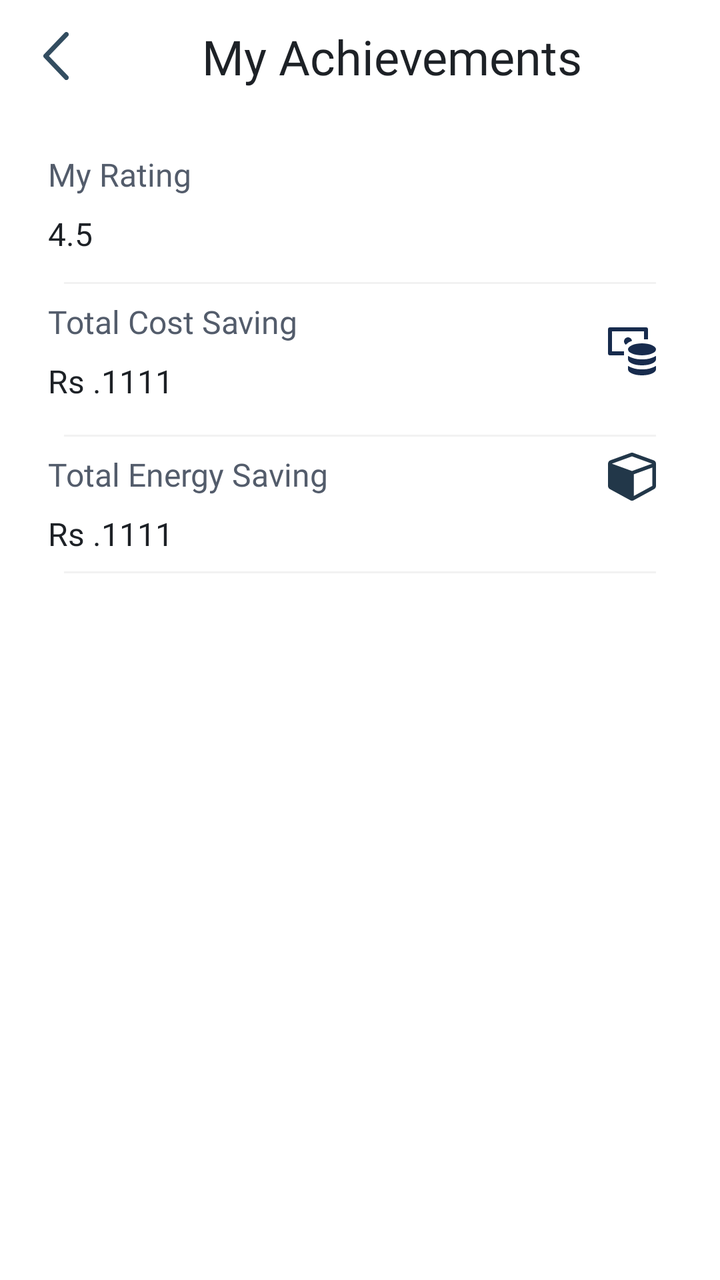
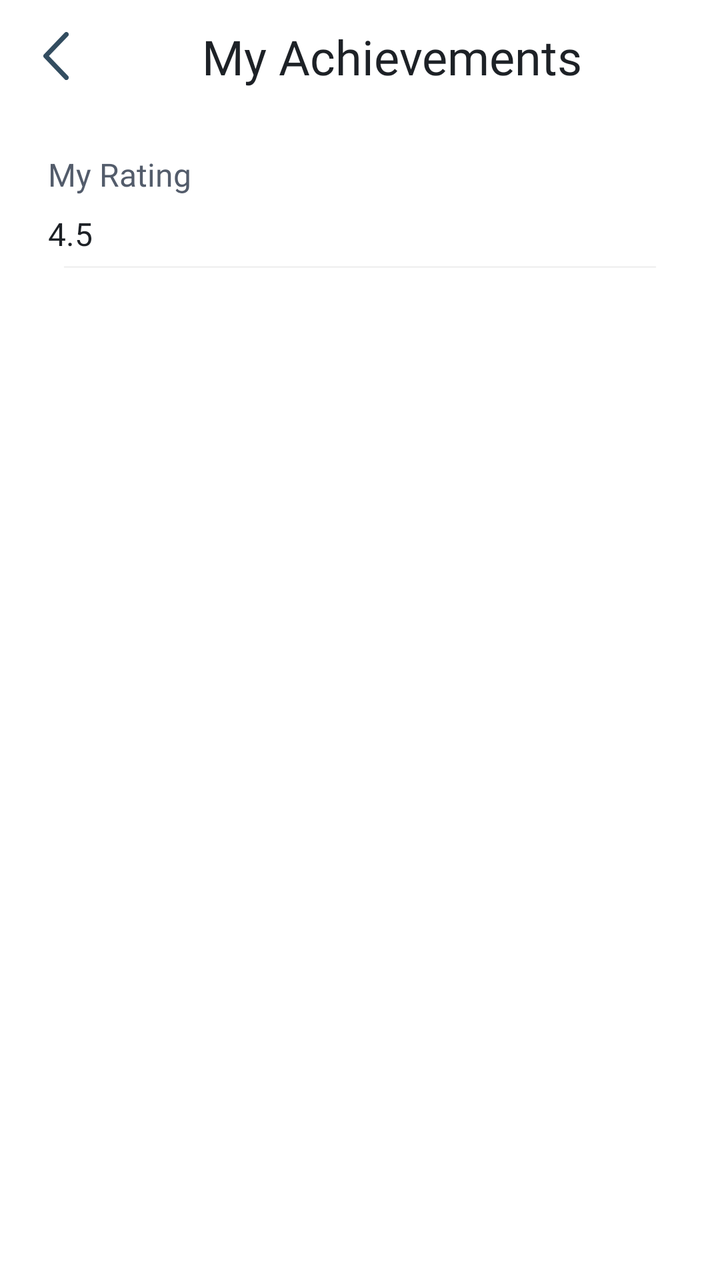

Screens rendered from an Android XML layout before and after an edit, with the pre-edit source and the edit as a unified diff.
<!-- AndroidManifest.xml: activity theme Theme.AbraaKaDabraa.NoActionBar -->
<!-- res/layout/activity_my_achievements.xml -->
<?xml version="1.0" encoding="utf-8"?>
<androidx.constraintlayout.widget.ConstraintLayout xmlns:tools="http://schemas.android.com/tools"
    android:id="@+id/constraintLayout4"
    android:layout_width="match_parent"
    android:layout_height="match_parent"
    android:elevation="8dp"
    android:background="@color/white"

    app:layout_constraintEnd_toEndOf="parent"
    app:layout_constraintStart_toStartOf="parent"
    app:layout_constraintTop_toTopOf="parent"
    xmlns:android="http://schemas.android.com/apk/res/android"
    xmlns:app="http://schemas.android.com/apk/res-auto">

    <ImageView
        android:id="@+id/ivBack"
        android:layout_width="24dp"
        android:layout_height="24dp"
        android:layout_marginStart="16dp"
        android:layout_marginTop="16dp"
        app:layout_constraintStart_toStartOf="parent"
        app:layout_constraintTop_toTopOf="parent"
        app:srcCompat="@drawable/ic_back_arrow" />

    <TextView
        android:id="@+id/textView82"
        android:layout_width="0dp"
        android:layout_height="wrap_content"
        android:layout_marginStart="16dp"
        android:layout_marginEnd="24dp"
        android:fontFamily="@font/montserrat_bold"
        android:gravity="center"
        android:text="My Achievements"
        android:textColor="#1D2126"
        android:textSize="24sp"
        app:layout_constraintBottom_toBottomOf="@+id/ivBack"
        app:layout_constraintEnd_toEndOf="parent"
        app:layout_constraintStart_toEndOf="@+id/ivBack"
        app:layout_constraintTop_toTopOf="@+id/ivBack" />

    <TextView
        android:id="@+id/textView88"
        android:layout_width="wrap_content"
        android:layout_height="wrap_content"
        android:layout_marginStart="24dp"
        android:layout_marginTop="32dp"
        android:text="My Rating"
        android:textColor="@color/title_color"
        android:fontFamily="@font/montserrat_bold"
        android:textSize="16sp"
        app:layout_constraintStart_toStartOf="parent"
        app:layout_constraintTop_toBottomOf="@+id/textView82" />

    <TextView
        android:id="@+id/myRatingTxt"
        android:layout_width="wrap_content"
        android:layout_height="19dp"
        android:layout_marginTop="8dp"
        android:fontFamily="@font/montserrat_medium"
        android:text="4.5"
        android:textColor="@color/sub_text_color"
        android:textSize="@dimen/sp_16"
        app:layout_constraintEnd_toEndOf="@+id/textView88"
        app:layout_constraintHorizontal_bias="0.0"
        app:layout_constraintStart_toStartOf="@+id/textView88"
        app:layout_constraintTop_toBottomOf="@+id/textView88" />

    <androidx.recyclerview.widget.RecyclerView
        android:id="@+id/imageView28"
        android:layout_width="0dp"
        android:layout_height="32dp"
        android:layout_marginStart="18dp"
        android:layout_marginTop="30dp"
        app:layout_constraintEnd_toEndOf="parent"
        app:layout_constraintStart_toEndOf="@+id/textView88"
        app:layout_constraintTop_toBottomOf="@+id/textView82"
        app:srcCompat="@drawable/dummy_stars" />

    <androidx.constraintlayout.widget.ConstraintLayout
        android:id="@+id/constraintLayout5"
        android:layout_width="match_parent"
        android:layout_height="wrap_content"
        android:layout_marginTop="8dp"
        app:layout_constraintEnd_toEndOf="parent"
        app:layout_constraintHorizontal_bias="0.0"
        app:layout_constraintStart_toStartOf="parent"
        app:layout_constraintTop_toBottomOf="@+id/myRatingTxt">

        <TextView
            android:id="@+id/textView87"
            android:layout_width="0dp"
            android:layout_height="1dp"
            android:layout_marginStart="32dp"
            android:layout_marginTop="8dp"
            android:layout_marginEnd="32dp"
            android:background="#F2F2F2"
            app:layout_constraintEnd_toEndOf="parent"
            app:layout_constraintStart_toStartOf="parent"
            app:layout_constraintTop_toTopOf="parent" />

        <TextView
            android:id="@+id/textView90"
            android:layout_width="wrap_content"
            android:layout_height="wrap_content"
            android:layout_marginStart="24dp"
            android:layout_marginTop="8dp"
            android:text="Total Cost Saving"
            android:textColor="@color/title_color"
            android:fontFamily="@font/montserrat_bold"
            android:textSize="@dimen/sp_16"
            app:layout_constraintStart_toStartOf="parent"
            app:layout_constraintTop_toBottomOf="@+id/textView87" />

        <TextView
            android:id="@+id/costSavingTxt"
            android:layout_width="wrap_content"
            android:layout_height="wrap_content"
            android:layout_marginTop="8dp"
            android:fontFamily="@font/montserrat_medium"
            android:text="Rs .1111"
            android:textSize="@dimen/sp_16"
            android:textColor="@color/sub_text_color"
            app:layout_constraintEnd_toEndOf="@+id/textView90"
            app:layout_constraintHorizontal_bias="0.0"
            app:layout_constraintStart_toStartOf="@+id/textView90"
            app:layout_constraintTop_toBottomOf="@+id/textView90" />

        <ImageView
            android:id="@+id/imageView29"
            android:layout_width="wrap_content"
            android:layout_height="wrap_content"
            android:layout_marginEnd="32dp"
            app:layout_constraintBottom_toBottomOf="@+id/costSavingTxt"
            app:layout_constraintEnd_toEndOf="parent"
            app:layout_constraintTop_toTopOf="@+id/textView90"
            app:srcCompat="@drawable/ic_cost_saving_icon" />
    </androidx.constraintlayout.widget.ConstraintLayout>

    <androidx.constraintlayout.widget.ConstraintLayout
        android:id="@+id/constraintLayout6"
        android:layout_width="match_parent"
        android:layout_height="wrap_content"
        android:layout_marginTop="8dp"
        app:layout_constraintEnd_toEndOf="parent"
        app:layout_constraintHorizontal_bias="0.0"
        app:layout_constraintStart_toStartOf="parent"
        app:layout_constraintTop_toBottomOf="@+id/constraintLayout5">

        <TextView
            android:id="@+id/textView871"
            android:layout_width="0dp"
            android:layout_height="1dp"
            android:layout_marginStart="32dp"
            android:layout_marginTop="8dp"
            android:layout_marginEnd="32dp"
            android:background="#F2F2F2"
            app:layout_constraintEnd_toEndOf="parent"
            app:layout_constraintStart_toStartOf="parent"
            app:layout_constraintTop_toTopOf="parent" />

        <TextView
            android:id="@+id/textView901"
            android:layout_width="wrap_content"
            android:layout_height="wrap_content"
            android:layout_marginStart="24dp"
            android:layout_marginTop="8dp"
            android:text="Total Energy Saving"
            android:textColor="@color/title_color"
            android:fontFamily="@font/montserrat_bold"
            android:textSize="@dimen/sp_16"
            app:layout_constraintStart_toStartOf="parent"
            app:layout_constraintTop_toBottomOf="@+id/textView871" />

        <TextView
            android:id="@+id/energySaving"
            android:layout_width="wrap_content"
            android:layout_height="wrap_content"
            android:layout_marginTop="8dp"
            android:fontFamily="@font/montserrat_medium"
            android:text="Rs .1111"
            android:textSize="@dimen/sp_16"
            android:textColor="@color/sub_text_color"
            app:layout_constraintEnd_toEndOf="@+id/textView901"
            app:layout_constraintHorizontal_bias="0.0"
            app:layout_constraintStart_toStartOf="@+id/textView901"
            app:layout_constraintTop_toBottomOf="@+id/textView901" />

        <ImageView
            android:id="@+id/imageView291"
            android:layout_width="wrap_content"
            android:layout_height="wrap_content"
            android:layout_marginEnd="32dp"
            app:layout_constraintEnd_toEndOf="parent"
            app:layout_constraintTop_toTopOf="@+id/textView901"
            app:srcCompat="@drawable/ic_energy_saving_icon" />
    </androidx.constraintlayout.widget.ConstraintLayout>

    <TextView
        android:id="@+id/textView8712"
        android:layout_width="0dp"
        android:layout_height="1dp"
        android:layout_marginStart="32dp"
        android:layout_marginTop="8dp"
        android:layout_marginEnd="32dp"
        android:background="#F2F2F2"
        app:layout_constraintEnd_toEndOf="parent"
        app:layout_constraintStart_toStartOf="parent"
        app:layout_constraintTop_toBottomOf="@+id/constraintLayout6" />
</androidx.constraintlayout.widget.ConstraintLayout>
<!-- resources referenced by this layout -->
<resources>
  <color name="sub_text_color">#1D2126</color>
  <color name="title_color">#535C6B</color>
  <color name="white">#FFFFFFFF</color>
  <dimen name="sp_16">16sp</dimen>
  <!-- drawable dummy_stars: png bitmap (drawable-v24, 1206 bytes) -->
  <!-- drawable ic_back_arrow (drawable) -->
  <vector android:height="44.5704dp" android:viewportHeight="18.571"
      android:viewportWidth="10" android:width="24dp" xmlns:android="http://schemas.android.com/apk/res/android">
      <path android:fillColor="#334d60" android:pathData="M0.265,9.949 L8.433,18.3a0.906,0.906 0,0 0,1.3 0,0.951 0.951,0 0,0 0,-1.325L2.212,9.286 9.73,1.6a0.952,0.952 0,0 0,0 -1.326,0.906 0.906,0 0,0 -1.3,0L0.265,8.623A0.962,0.962 0,0 0,0.265 9.949Z"/>
  </vector>
  <!-- drawable ic_cost_saving_icon (drawable) -->
  <vector xmlns:android="http://schemas.android.com/apk/res/android"
      android:width="24dp"
      android:height="24dp"
      android:viewportWidth="24"
      android:viewportHeight="24">
    <path
        android:pathData="M8,14H1a1,1 0,0 1,-1 -1V1A1,1 0,0 1,1 0H19a1,1 0,0 1,1 1V6H18V2H2V12H8Z"
        android:fillColor="#172b4d"/>
    <path
        android:pathData="M17,16A12.8,12.8 0,0 1,10 14.288L10,16c0,1.657 3.134,3 7,3s7,-1.343 7,-3L24,14.288A12.8,12.8 0,0 1,17 16Z"
        android:fillColor="#172b4d"/>
    <path
        android:pathData="M17,21A12.8,12.8 0,0 1,10 19.288L10,21c0,1.657 3.134,3 7,3s7,-1.343 7,-3L24,19.288A12.8,12.8 0,0 1,17 21Z"
        android:fillColor="#172b4d"/>
    <path
        android:pathData="M8.909,8.672A6.988,6.988 0,0 1,11.975 6.756,1.995 1.995,0 1,0 8.909,8.672Z"
        android:fillColor="#172b4d"/>
    <path
        android:pathData="M10,11a7,3 0,1 0,14 0a7,3 0,1 0,-14 0z"
        android:fillColor="#172b4d"/>
  </vector>
  <!-- drawable ic_energy_saving_icon (drawable) -->
  <vector xmlns:android="http://schemas.android.com/apk/res/android"
      android:width="24dp"
      android:height="24dp"
      android:viewportWidth="24"
      android:viewportHeight="24">
    <path
        android:pathData="M12.923,21.649l9.231,-5.034v-9.173L12.923,10.8ZM12,9.173l10.067,-3.663L12,1.846 1.933,5.51ZM24,5.538v11.077a1.79,1.79 0,0 1,-0.26 0.938,1.842 1.842,0 0,1 -0.707,0.678L12.88,23.769a1.793,1.793 0,0 1,-1.76 0L0.966,18.231a1.842,1.842 0,0 1,-0.707 -0.678,1.79 1.79,0 0,1 -0.26,-0.937L-0.001,5.538a1.8,1.8 0,0 1,0.332 -1.053,1.81 1.81,0 0,1 0.88,-0.678l10.154,-3.692a1.8,1.8 0,0 1,1.269 0l10.154,3.692A1.846,1.846 0,0 1,24 5.538Z"
        android:fillColor="#223749"/>
  </vector>
  <style name="Theme.AbraaKaDabraa.NoActionBar">
          <item name="windowActionBar">false</item>
          <item name="windowNoTitle">true</item>
  
      </style>
</resources>

<!-- the commit's change to res/layout/activity_my_achievements.xml (unified diff, before → after) -->
@@ -81,6 +81,7 @@
         android:layout_width="match_parent"
         android:layout_height="wrap_content"
         android:layout_marginTop="8dp"
+        android:visibility="gone"
         app:layout_constraintEnd_toEndOf="parent"
         app:layout_constraintHorizontal_bias="0.0"
         app:layout_constraintStart_toStartOf="parent"
@@ -104,9 +105,9 @@
             android:layout_height="wrap_content"
             android:layout_marginStart="24dp"
             android:layout_marginTop="8dp"
+            android:fontFamily="@font/montserrat_bold"
             android:text="Total Cost Saving"
             android:textColor="@color/title_color"
-            android:fontFamily="@font/montserrat_bold"
             android:textSize="@dimen/sp_16"
             app:layout_constraintStart_toStartOf="parent"
             app:layout_constraintTop_toBottomOf="@+id/textView87" />
@@ -118,8 +119,8 @@
             android:layout_marginTop="8dp"
             android:fontFamily="@font/montserrat_medium"
             android:text="Rs .1111"
-            android:textSize="@dimen/sp_16"
             android:textColor="@color/sub_text_color"
+            android:textSize="@dimen/sp_16"
             app:layout_constraintEnd_toEndOf="@+id/textView90"
             app:layout_constraintHorizontal_bias="0.0"
             app:layout_constraintStart_toStartOf="@+id/textView90"
@@ -141,6 +142,7 @@
         android:layout_width="match_parent"
         android:layout_height="wrap_content"
         android:layout_marginTop="8dp"
+        android:visibility="gone"
         app:layout_constraintEnd_toEndOf="parent"
         app:layout_constraintHorizontal_bias="0.0"
         app:layout_constraintStart_toStartOf="parent"
@@ -164,9 +166,9 @@
             android:layout_height="wrap_content"
             android:layout_marginStart="24dp"
             android:layout_marginTop="8dp"
+            android:fontFamily="@font/montserrat_bold"
             android:text="Total Energy Saving"
             android:textColor="@color/title_color"
-            android:fontFamily="@font/montserrat_bold"
             android:textSize="@dimen/sp_16"
             app:layout_constraintStart_toStartOf="parent"
             app:layout_constraintTop_toBottomOf="@+id/textView871" />
@@ -178,8 +180,8 @@
             android:layout_marginTop="8dp"
             android:fontFamily="@font/montserrat_medium"
             android:text="Rs .1111"
-            android:textSize="@dimen/sp_16"
             android:textColor="@color/sub_text_color"
+            android:textSize="@dimen/sp_16"
             app:layout_constraintEnd_toEndOf="@+id/textView901"
             app:layout_constraintHorizontal_bias="0.0"
             app:layout_constraintStart_toStartOf="@+id/textView901"
